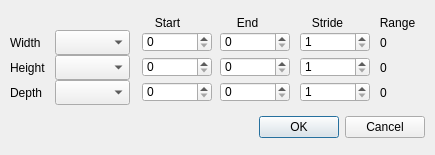
The window that vtimshow/setdims.ui (kprussing/vtimshow) describes before a commit, drawn with Qt 5.
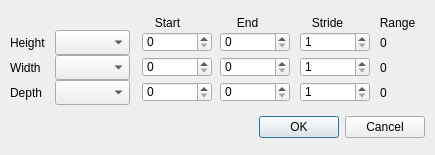
The same window after the commit.

Commit message:
User choses dimensions when loading an image
This also fixes an issue where I had the width and depth with respect to
the underlying array swapped.

The edit to the form file:
```diff
--- a/vtimshow/setdims.ui
+++ b/vtimshow/setdims.ui
@@ -33,7 +33,7 @@
    <property name="geometry">
     <rect>
      <x>55</x>
-     <y>30</y>
+     <y>55</y>
      <width>75</width>
      <height>25</height>
     </rect>
@@ -43,7 +43,7 @@
    <property name="geometry">
     <rect>
      <x>10</x>
-     <y>30</y>
+     <y>55</y>
      <width>45</width>
      <height>25</height>
     </rect>
@@ -56,7 +56,7 @@
    <property name="geometry">
     <rect>
      <x>10</x>
-     <y>55</y>
+     <y>30</y>
      <width>45</width>
      <height>25</height>
     </rect>
@@ -69,7 +69,7 @@
    <property name="geometry">
     <rect>
      <x>55</x>
-     <y>55</y>
+     <y>30</y>
      <width>75</width>
      <height>25</height>
     </rect>
@@ -118,7 +118,7 @@
    <property name="geometry">
     <rect>
      <x>142</x>
-     <y>32</y>
+     <y>57</y>
      <width>70</width>
      <height>20</height>
     </rect>
@@ -131,7 +131,7 @@
    <property name="geometry">
     <rect>
      <x>220</x>
-     <y>32</y>
+     <y>57</y>
      <width>70</width>
      <height>20</height>
     </rect>
@@ -176,7 +176,7 @@
    <property name="geometry">
     <rect>
      <x>300</x>
-     <y>32</y>
+     <y>57</y>
      <width>70</width>
      <height>20</height>
     </rect>
@@ -192,7 +192,7 @@
    <property name="geometry">
     <rect>
      <x>380</x>
-     <y>30</y>
+     <y>55</y>
      <width>45</width>
      <height>25</height>
     </rect>
@@ -205,7 +205,7 @@
    <property name="geometry">
     <rect>
      <x>142</x>
-     <y>57</y>
+     <y>32</y>
      <width>70</width>
      <height>20</height>
     </rect>
@@ -218,7 +218,7 @@
    <property name="geometry">
     <rect>
      <x>220</x>
-     <y>57</y>
+     <y>32</y>
      <width>70</width>
      <height>20</height>
     </rect>
@@ -231,7 +231,7 @@
    <property name="geometry">
     <rect>
      <x>300</x>
-     <y>57</y>
+     <y>32</y>
      <width>70</width>
      <height>20</height>
     </rect>
@@ -247,7 +247,7 @@
    <property name="geometry">
     <rect>
      <x>380</x>
-     <y>55</y>
+     <y>30</y>
      <width>45</width>
      <height>25</height>
     </rect>
```
The commit also changes 2 other files.
